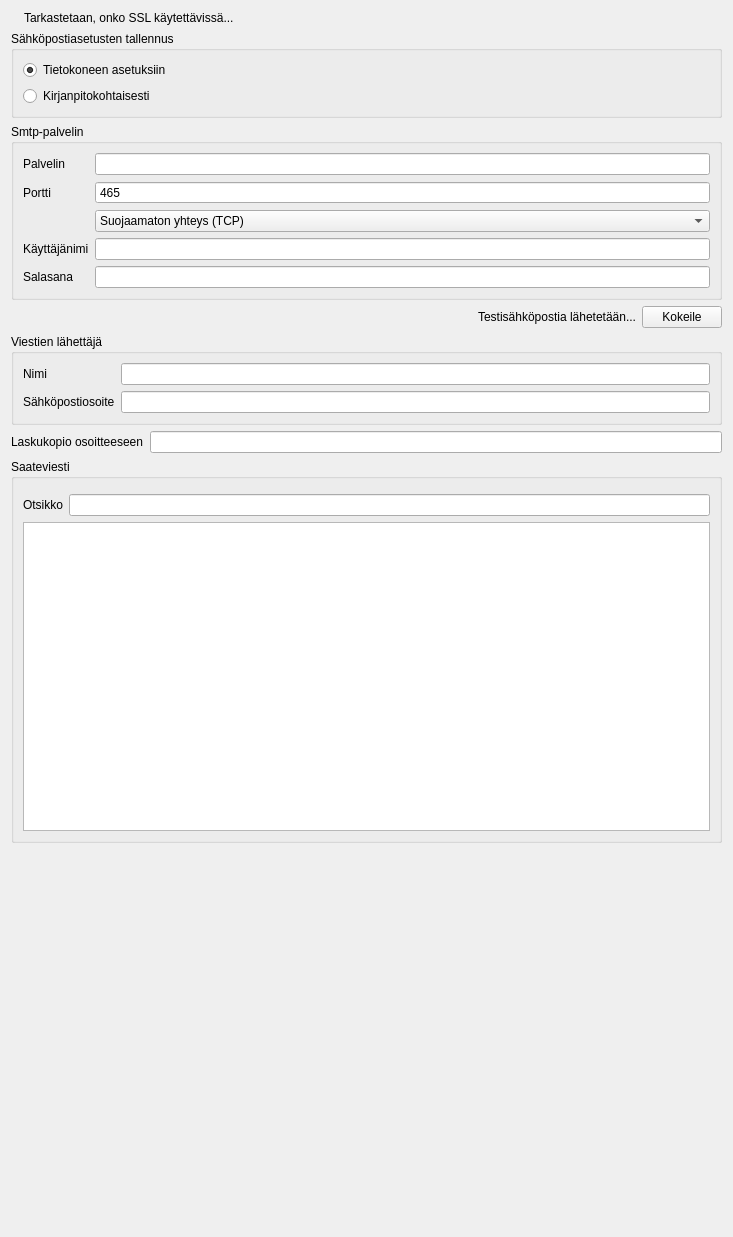
This is kitsas/maaritys/emailmaaritys.ui in artoh/kitupiikki as Qt 5 draws it before an edit. The edited form follows.
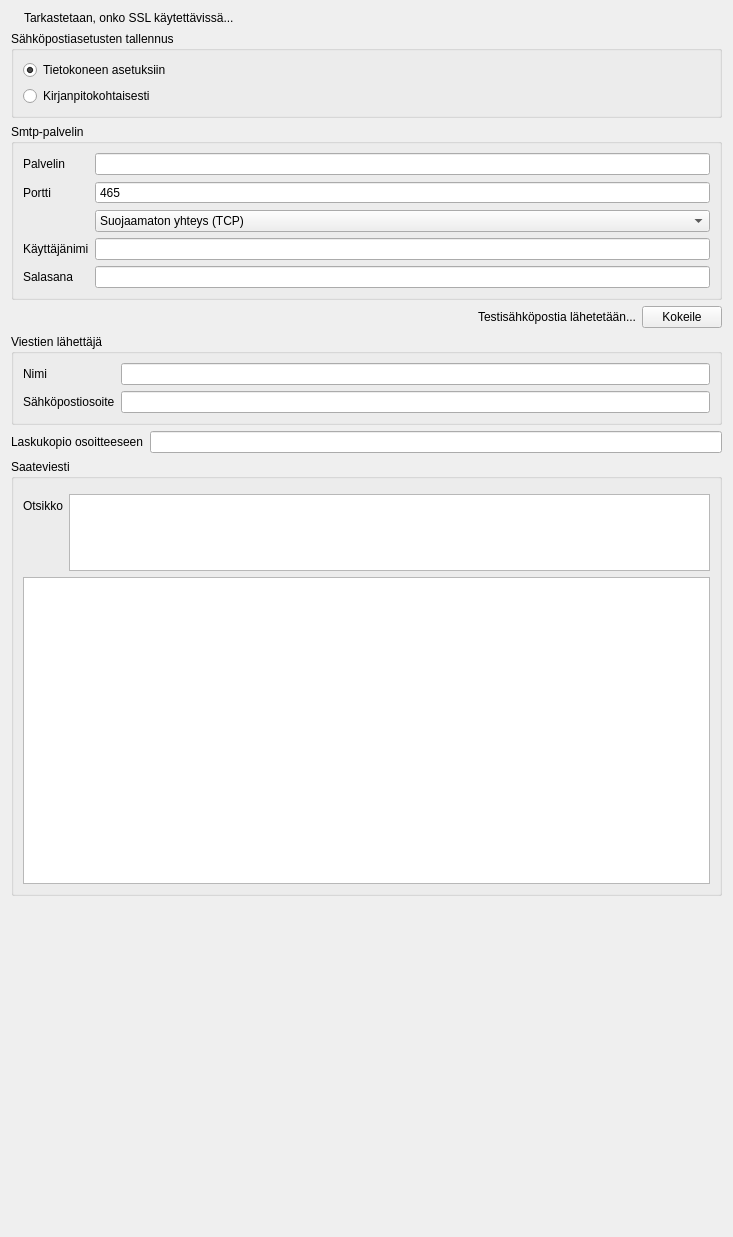
This is the edited form. Icons and pictures are not drawn.

Diff of the .ui file:
```diff
--- a/kitsas/maaritys/emailmaaritys.ui
+++ b/kitsas/maaritys/emailmaaritys.ui
@@ -263,7 +263,7 @@
      <property name="title">
       <string>Saateviesti</string>
      </property>
-     <layout class="QVBoxLayout" name="verticalLayout">
+     <layout class="QVBoxLayout" name="verticalLayout" stretch="0,1,4">
       <item>
        <widget class="QTabBar" name="kieliTab" native="true"/>
       </item>
@@ -277,7 +277,11 @@
          </widget>
         </item>
         <item row="0" column="1">
-         <widget class="QLineEdit" name="saateOtsikkoEdit"/>
+         <widget class="QPlainTextEdit" name="saateOtsikkoEdit">
+          <property name="tabChangesFocus">
+           <bool>true</bool>
+          </property>
+         </widget>
         </item>
        </layout>
       </item>
```
Left out of the diff: 6 changed lines with no effect on the pictures.
